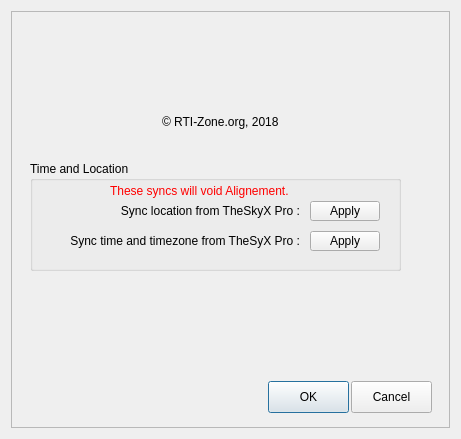
Qt form ATCS.ui (rpineau/ATCS) before a commit.
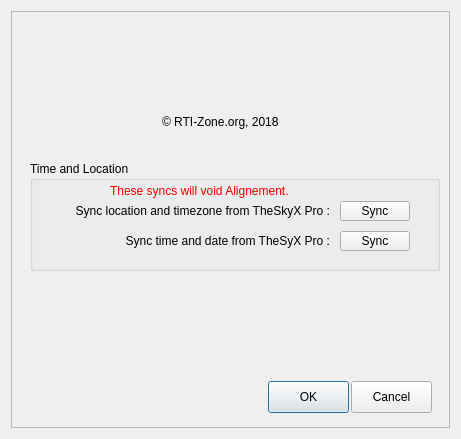
The same form after that commit. Icons and pictures are not drawn. Custom widgets are drawn as their Qt base class.

Commit message: Implemented time and date sync.

Patch:
```diff
--- a/ATCS.ui
+++ b/ATCS.ui
@@ -121,7 +121,7 @@
        <rect>
         <x>19</x>
         <y>150</y>
-        <width>371</width>
+        <width>410</width>
         <height>110</height>
        </rect>
       </property>
@@ -131,27 +131,27 @@
       <widget class="QPushButton" name="pushButton">
        <property name="geometry">
         <rect>
-         <x>280</x>
+         <x>310</x>
          <y>40</y>
          <width>70</width>
          <height>20</height>
         </rect>
        </property>
        <property name="text">
-        <string>Apply</string>
+        <string>Sync</string>
        </property>
       </widget>
       <widget class="QLabel" name="label">
        <property name="geometry">
         <rect>
-         <x>70</x>
+         <x>10</x>
          <y>30</y>
-         <width>200</width>
+         <width>290</width>
          <height>40</height>
         </rect>
        </property>
        <property name="text">
-        <string>Sync location from TheSkyX Pro :</string>
+        <string>Sync location and timezone from TheSkyX Pro :</string>
        </property>
        <property name="alignment">
         <set>Qt::AlignRight|Qt::AlignTrailing|Qt::AlignVCenter</set>
@@ -160,14 +160,14 @@
       <widget class="QLabel" name="label_2">
        <property name="geometry">
         <rect>
-         <x>10</x>
+         <x>40</x>
          <y>60</y>
          <width>260</width>
          <height>40</height>
         </rect>
        </property>
        <property name="text">
-        <string>Sync time and timezone from TheSyX Pro :</string>
+        <string>Sync time and date from TheSyX Pro :</string>
        </property>
        <property name="alignment">
         <set>Qt::AlignRight|Qt::AlignTrailing|Qt::AlignVCenter</set>
@@ -176,14 +176,14 @@
       <widget class="QPushButton" name="pushButton_2">
        <property name="geometry">
         <rect>
-         <x>280</x>
+         <x>310</x>
          <y>70</y>
          <width>70</width>
          <height>20</height>
         </rect>
        </property>
        <property name="text">
-        <string>Apply</string>
+        <string>Sync</string>
        </property>
       </widget>
       <widget class="QLabel" name="label_3">
```
The commit also changes 3 other files.
